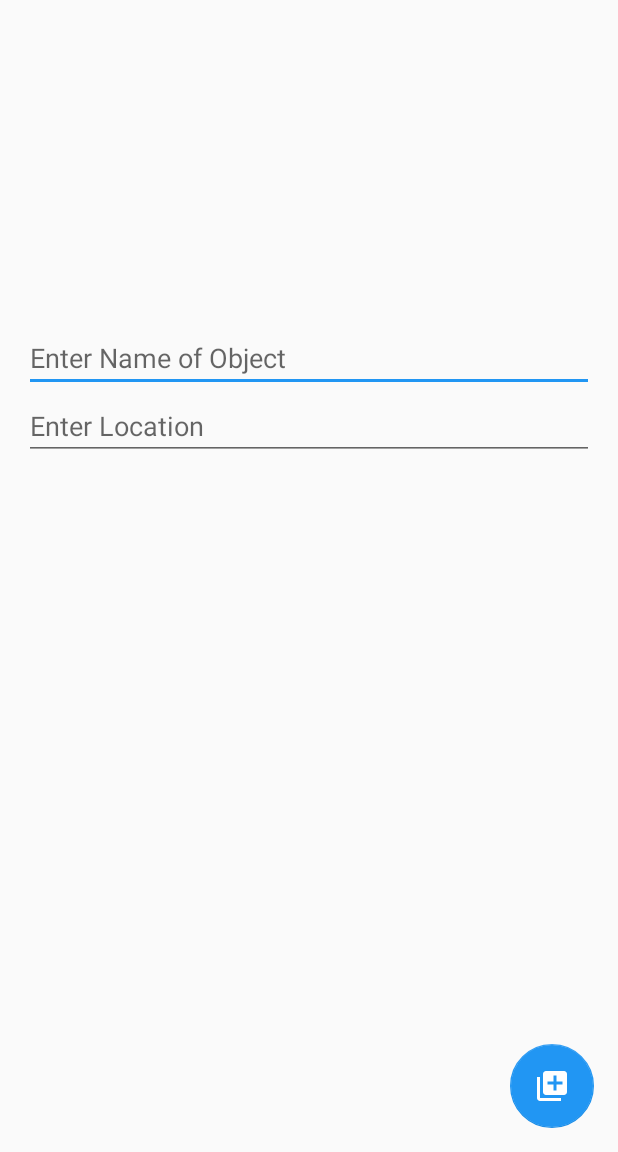
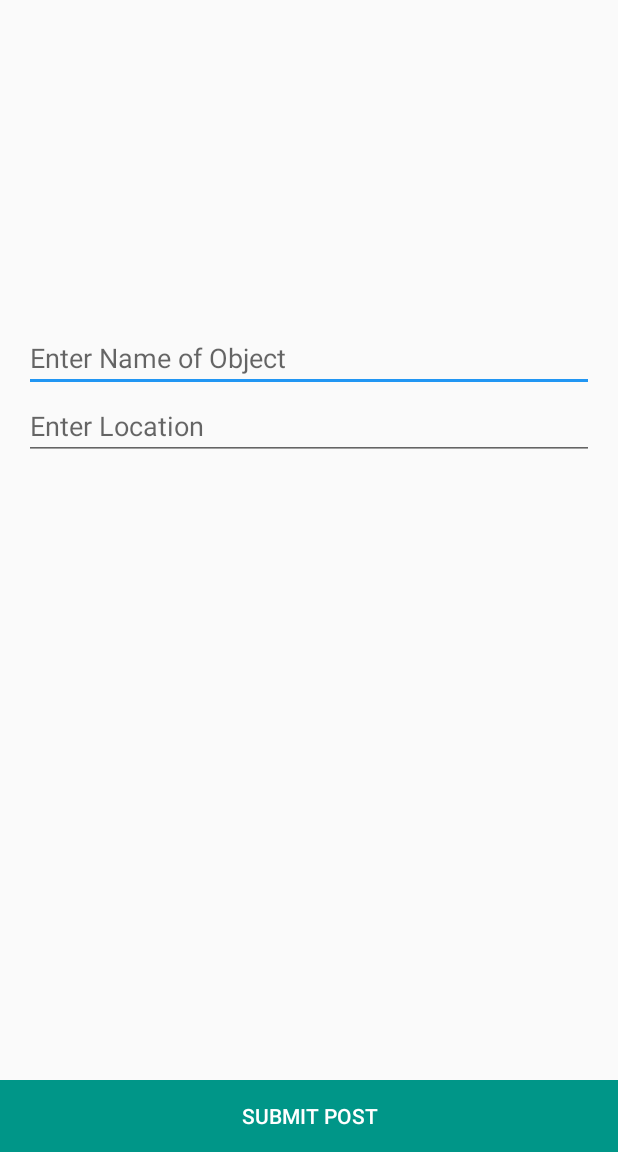
Before and after one commit to amitiwary999/Remind_it, an Android app: the SaveNewItem screen opened directly, with no data from a screen before it, on a phone screen of 412 x 824 dp, the part 84-1236 px from its top. Run offline under Robolectric (Android 15) with nearby library versions, the phone set to English and light mode, and no system bars; libraries missing offline, so code that uses them is left out: io.realm; 1 statement that could not run was skipped.

Commit message:
UI improvement

```diff
--- a/app/src/main/java/com/example/amit/remind_it/SaveNewItem.java
+++ b/app/src/main/java/com/example/amit/remind_it/SaveNewItem.java
@@ -17,6 +17,7 @@ import android.support.v4.content.FileProvider;
 import android.support.v7.app.AppCompatActivity;
 import android.util.Log;
 import android.view.View;
+import android.widget.Button;
 import android.widget.EditText;
 import android.widget.ImageView;
 import android.widget.Toast;
@@ -65,7 +66,7 @@ public class SaveNewItem extends AppCompatActivity {
         Log.d("Photo Path","["+mCurrentPhotoPath+"]");
 
         if(image != null){
-            Log.d("SL","Image is not null");
+            Log.d("RI","Image is not null");
         }
         return image;
     }
@@ -132,7 +133,7 @@ public class SaveNewItem extends AppCompatActivity {
             dispatchTakePictureIntent();
         }
 
-        FloatingActionButton floatingActionButton = (FloatingActionButton) findViewById(R.id.fab);
+        Button floatingActionButton = (Button) findViewById(R.id.buttondone);
         floatingActionButton.setOnClickListener(new View.OnClickListener() {
             @Override
             public void onClick(View view) {
--- a/app/src/main/res/layout/activity_save_new_item.xml
+++ b/app/src/main/res/layout/activity_save_new_item.xml
@@ -3,15 +3,15 @@
     xmlns:tools="http://schemas.android.com/tools"
     android:layout_width="match_parent"
     android:layout_height="match_parent"
-    android:paddingBottom="@dimen/activity_vertical_margin"
-    android:paddingLeft="@dimen/activity_horizontal_margin"
-    android:paddingRight="@dimen/activity_horizontal_margin"
+
     android:paddingTop="@dimen/activity_vertical_margin">
 
     <ImageView
         android:layout_width="match_parent"
         android:layout_height="200dp"
         android:adjustViewBounds="true"
+        android:layout_marginLeft="@dimen/activity_horizontal_margin"
+        android:layout_marginRight="@dimen/activity_horizontal_margin"
         android:id="@+id/item_image"/>
 
     <EditText
@@ -19,11 +19,11 @@
         android:layout_height="wrap_content"
         android:hint="Enter Name of Object"
         android:id="@+id/name_edit_text"
+        android:layout_marginLeft="@dimen/activity_horizontal_margin"
+        android:layout_marginRight="@dimen/activity_horizontal_margin"
         android:capitalize="words"
         android:layout_below="@+id/item_image"
-        android:layout_alignParentLeft="true"
         android:layout_alignParentStart="true"
-        android:layout_alignParentRight="true"
         android:layout_alignParentEnd="true"></EditText>
 
     <EditText
@@ -32,20 +32,19 @@
         android:hint="Enter Location"
         android:id="@+id/location_edit_text"
         android:layout_below="@+id/name_edit_text"
-        android:layout_alignParentLeft="true"
+        android:layout_marginLeft="@dimen/activity_horizontal_margin"
+        android:layout_marginRight="@dimen/activity_horizontal_margin"
         android:layout_alignParentStart="true"
-        android:layout_alignParentRight="true"
         android:layout_alignParentEnd="true"></EditText>
+    <Button
 
-    <android.support.design.widget.FloatingActionButton
-        android:layout_width="wrap_content"
+        android:layout_width="match_parent"
         android:layout_height="wrap_content"
-        android:layout_gravity="bottom|end"
-        android:id="@+id/fab"
+        android:id="@+id/buttondone"
         android:layout_alignParentBottom="true"
-        android:layout_alignParentRight="true"
-        android:layout_alignParentEnd="true"
-        android:src="@drawable/ic_save_note"
-        />
+        android:layout_centerHorizontal="true"
+        android:background="@color/colorPrimary"
+        android:text="Submit post"
+        android:textColor="@android:color/white" />
 
 </RelativeLayout>
```
Also changed, not shown: app/src/main/res/drawable/ic_image_add.png (added).
